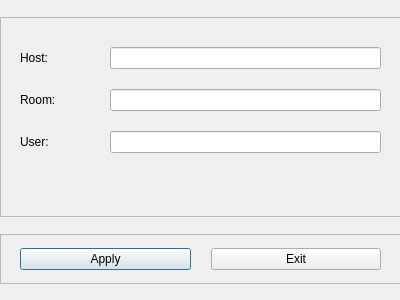
Before: the Qt Designer form teevid-client-native/ConnectParamsDialog.ui in bizzabo/teevid-sdk-samples, drawn with Qt 5.
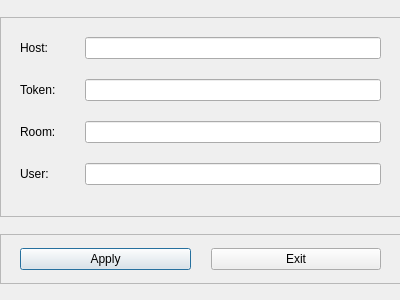
After: the same form once the commit is applied.

What changed in the file:
```diff
--- a/teevid-client-native/ConnectParamsDialog.ui
+++ b/teevid-client-native/ConnectParamsDialog.ui
@@ -52,12 +52,12 @@
          <x>0</x>
          <y>0</y>
          <width>401</width>
-         <height>201</height>
+         <height>210</height>
         </rect>
        </property>
        <layout class="QFormLayout" name="formLayout">
         <property name="horizontalSpacing">
-         <number>10</number>
+         <number>5</number>
         </property>
         <property name="verticalSpacing">
          <number>20</number>
@@ -66,7 +66,7 @@
          <number>20</number>
         </property>
         <property name="topMargin">
-         <number>30</number>
+         <number>20</number>
         </property>
         <property name="rightMargin">
          <number>20</number>
@@ -84,10 +84,16 @@
           </property>
           <property name="minimumSize">
            <size>
-            <width>80</width>
+            <width>60</width>
             <height>0</height>
            </size>
           </property>
+          <property name="maximumSize">
+           <size>
+            <width>60</width>
+            <height>16777215</height>
+           </size>
+          </property>
           <property name="text">
            <string>Host:</string>
           </property>
@@ -96,7 +102,7 @@
         <item row="0" column="1">
          <widget class="QLineEdit" name="lineEditHost"/>
         </item>
-        <item row="1" column="0">
+        <item row="2" column="0">
          <widget class="QLabel" name="label_2">
           <property name="sizePolicy">
            <sizepolicy hsizetype="Fixed" vsizetype="Preferred">
@@ -106,19 +112,25 @@
           </property>
           <property name="minimumSize">
            <size>
-            <width>80</width>
+            <width>60</width>
             <height>0</height>
            </size>
           </property>
+          <property name="maximumSize">
+           <size>
+            <width>60</width>
+            <height>16777215</height>
+           </size>
+          </property>
           <property name="text">
            <string>Room:</string>
           </property>
          </widget>
         </item>
-        <item row="1" column="1">
+        <item row="2" column="1">
          <widget class="QLineEdit" name="lineEditRoom"/>
         </item>
-        <item row="2" column="0">
+        <item row="3" column="0">
          <widget class="QLabel" name="label_3">
           <property name="sizePolicy">
            <sizepolicy hsizetype="Fixed" vsizetype="Preferred">
@@ -128,18 +140,52 @@
           </property>
           <property name="minimumSize">
            <size>
-            <width>80</width>
+            <width>60</width>
             <height>0</height>
            </size>
           </property>
+          <property name="maximumSize">
+           <size>
+            <width>60</width>
+            <height>16777215</height>
+           </size>
+          </property>
           <property name="text">
            <string>User:</string>
           </property>
          </widget>
         </item>
-        <item row="2" column="1">
+        <item row="3" column="1">
          <widget class="QLineEdit" name="lineEditUser"/>
         </item>
+        <item row="1" column="0">
+         <widget class="QLabel" name="label_4">
+          <property name="sizePolicy">
+           <sizepolicy hsizetype="Fixed" vsizetype="Preferred">
+            <horstretch>0</horstretch>
+            <verstretch>0</verstretch>
+           </sizepolicy>
+          </property>
+          <property name="minimumSize">
+           <size>
+            <width>60</width>
+            <height>0</height>
+           </size>
+          </property>
+          <property name="maximumSize">
+           <size>
+            <width>60</width>
+            <height>16777215</height>
+           </size>
+          </property>
+          <property name="text">
+           <string>Token:</string>
+          </property>
+         </widget>
+        </item>
+        <item row="1" column="1">
+         <widget class="QLineEdit" name="lineEditToken"/>
+        </item>
        </layout>
       </widget>
      </widget>
```
